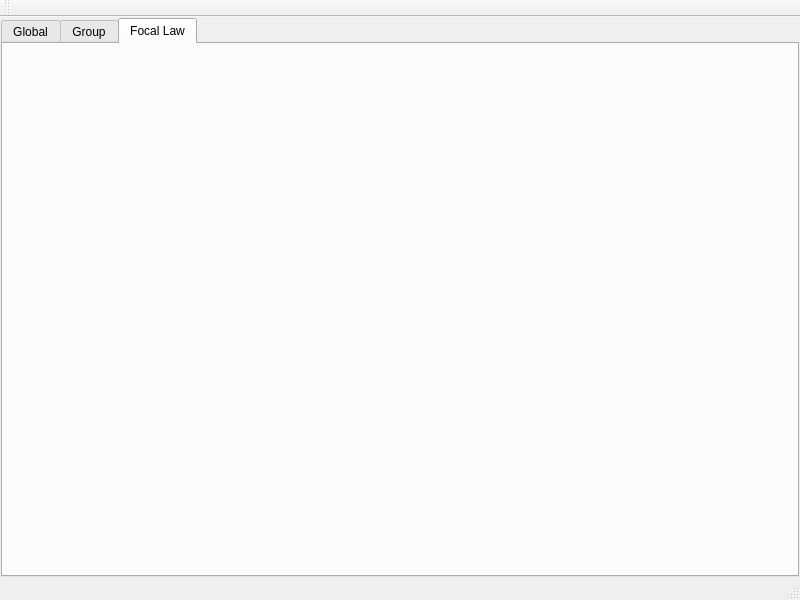
The window that fpga/test_fpga/mainwindow.ui (15903016222/Voice) describes before a commit, drawn with Qt 5.
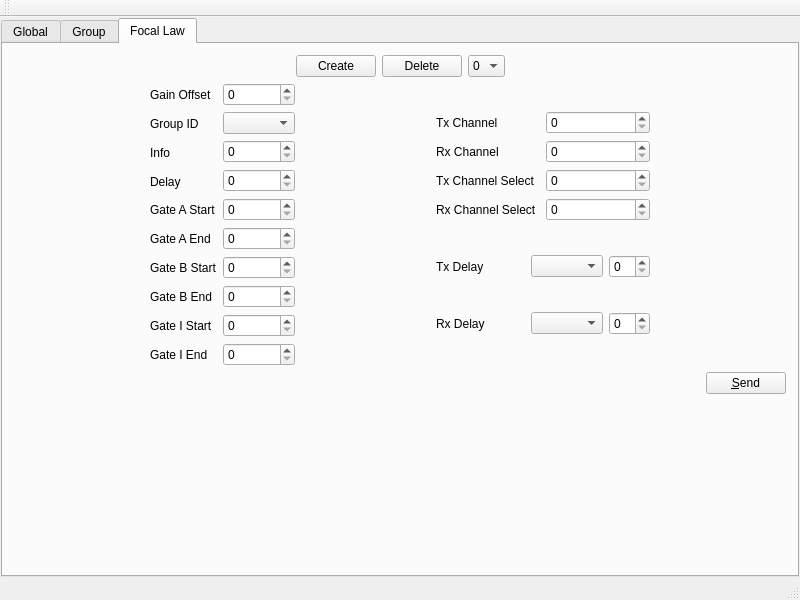
The same window after the commit. The open tabs and pages were chosen to show the change.

Commit message: Added: Fpga Beam Testing

What changed in the file:
```diff
--- a/fpga/test_fpga/mainwindow.ui
+++ b/fpga/test_fpga/mainwindow.ui
@@ -1916,6 +1916,369 @@
        <attribute name="title">
         <string>Focal Law</string>
        </attribute>
+       <layout class="QVBoxLayout" name="verticalLayout_28">
+        <item>
+         <layout class="QHBoxLayout" name="horizontalLayout_19">
+          <item>
+           <spacer name="horizontalSpacer_11">
+            <property name="orientation">
+             <enum>Qt::Horizontal</enum>
+            </property>
+            <property name="sizeHint" stdset="0">
+             <size>
+              <width>40</width>
+              <height>20</height>
+             </size>
+            </property>
+           </spacer>
+          </item>
+          <item>
+           <widget class="QPushButton" name="pushButtonBeamCreate">
+            <property name="text">
+             <string>Create</string>
+            </property>
+           </widget>
+          </item>
+          <item>
+           <widget class="QPushButton" name="pushButtonBeamDelete">
+            <property name="text">
+             <string>Delete</string>
+            </property>
+           </widget>
+          </item>
+          <item>
+           <widget class="QComboBox" name="comboBoxCurrentBeam">
+            <item>
+             <property name="text">
+              <string>0</string>
+             </property>
+            </item>
+           </widget>
+          </item>
+          <item>
+           <spacer name="horizontalSpacer_12">
+            <property name="orientation">
+             <enum>Qt::Horizontal</enum>
+            </property>
+            <property name="sizeHint" stdset="0">
+             <size>
+              <width>40</width>
+              <height>20</height>
+             </size>
+            </property>
+           </spacer>
+          </item>
+         </layout>
+        </item>
+        <item>
+         <layout class="QHBoxLayout" name="horizontalLayout_22">
+          <item>
+           <spacer name="horizontalSpacer_13">
+            <property name="orientation">
+             <enum>Qt::Horizontal</enum>
+            </property>
+            <property name="sizeHint" stdset="0">
+             <size>
+              <width>40</width>
+              <height>20</height>
+             </size>
+            </property>
+           </spacer>
+          </item>
+          <item>
+           <layout class="QHBoxLayout" name="horizontalLayout_21">
+            <item>
+             <layout class="QVBoxLayout" name="verticalLayout_23">
+              <item>
+               <widget class="QLabel" name="label_57">
+                <property name="text">
+                 <string>Gain Offset</string>
+                </property>
+               </widget>
+              </item>
+              <item>
+               <widget class="QLabel" name="label_58">
+                <property name="text">
+                 <string>Group ID</string>
+                </property>
+               </widget>
+              </item>
+              <item>
+               <widget class="QLabel" name="label_59">
+                <property name="text">
+                 <string>Info</string>
+                </property>
+               </widget>
+              </item>
+              <item>
+               <widget class="QLabel" name="label_60">
+                <property name="text">
+                 <string>Delay</string>
+                </property>
+               </widget>
+              </item>
+              <item>
+               <widget class="QLabel" name="label_61">
+                <property name="text">
+                 <string>Gate A Start</string>
+                </property>
+               </widget>
+              </item>
+              <item>
+               <widget class="QLabel" name="label_62">
+                <property name="text">
+                 <string>Gate A End</string>
+                </property>
+               </widget>
+              </item>
+              <item>
+               <widget class="QLabel" name="label_63">
+                <property name="text">
+                 <string>Gate B Start</string>
+                </property>
+               </widget>
+              </item>
+              <item>
+               <widget class="QLabel" name="label_64">
+                <property name="text">
+                 <string>Gate B End</string>
+                </property>
+               </widget>
+              </item>
+              <item>
+               <widget class="QLabel" name="label_65">
+                <property name="text">
+                 <string>Gate I Start</string>
+                </property>
+               </widget>
+              </item>
+              <item>
+               <widget class="QLabel" name="label_66">
+                <property name="text">
+                 <string>Gate I End</string>
+                </property>
+               </widget>
+              </item>
+             </layout>
+            </item>
+            <item>
+             <layout class="QVBoxLayout" name="verticalLayout_24">
+              <item>
+               <widget class="QSpinBox" name="spinBoxBeamGainOffset"/>
+              </item>
+              <item>
+               <widget class="QComboBox" name="comboBoxBeamGroupID"/>
+              </item>
+              <item>
+               <widget class="QSpinBox" name="spinBoxBeamInfo"/>
+              </item>
+              <item>
+               <widget class="QSpinBox" name="spinBoxBeamDelay"/>
+              </item>
+              <item>
+               <widget class="QSpinBox" name="spinBoxBeamGateASTart"/>
+              </item>
+              <item>
+               <widget class="QSpinBox" name="spinBoxBeamGateAEnd"/>
+              </item>
+              <item>
+               <widget class="QSpinBox" name="spinBoxBeamGateBStart"/>
+              </item>
+              <item>
+               <widget class="QSpinBox" name="spinBoxBeamGateBEnd"/>
+              </item>
+              <item>
+               <widget class="QSpinBox" name="spinBoxBeamGateIStart"/>
+              </item>
+              <item>
+               <widget class="QSpinBox" name="spinBoxBeamGateIEnd"/>
+              </item>
+             </layout>
+            </item>
+           </layout>
+          </item>
+          <item>
+           <spacer name="horizontalSpacer_15">
+            <property name="orientation">
+             <enum>Qt::Horizontal</enum>
+            </property>
+            <property name="sizeHint" stdset="0">
+             <size>
+              <width>40</width>
+              <height>20</height>
+             </size>
+            </property>
+           </spacer>
+          </item>
+          <item>
+           <layout class="QVBoxLayout" name="verticalLayout_27">
+            <item>
+             <layout class="QHBoxLayout" name="horizontalLayout_20">
+              <item>
+               <layout class="QVBoxLayout" name="verticalLayout_25">
+                <item>
+                 <widget class="QLabel" name="label_67">
+                  <property name="text">
+                   <string>Tx Channel</string>
+                  </property>
+                 </widget>
+                </item>
+                <item>
+                 <widget class="QLabel" name="label_68">
+                  <property name="text">
+                   <string>Rx Channel</string>
+                  </property>
+                 </widget>
+                </item>
+                <item>
+                 <widget class="QLabel" name="label_69">
+                  <property name="text">
+                   <string>Tx Channel Select</string>
+                  </property>
+                 </widget>
+                </item>
+                <item>
+                 <widget class="QLabel" name="label_70">
+                  <property name="text">
+                   <string>Rx Channel Select</string>
+                  </property>
+                 </widget>
+                </item>
+               </layout>
+              </item>
+              <item>
+               <layout class="QVBoxLayout" name="verticalLayout_26">
+                <item>
+                 <widget class="QSpinBox" name="spinBoxBeamTxChannel"/>
+                </item>
+                <item>
+                 <widget class="QSpinBox" name="spinBoxBeamRxChannel"/>
+                </item>
+                <item>
+                 <widget class="QSpinBox" name="spinBoxBeamTxChannelSelect"/>
+                </item>
+                <item>
+                 <widget class="QSpinBox" name="spinBoxBeamRxChannelSelect"/>
+                </item>
+               </layout>
+              </item>
+             </layout>
+            </item>
+            <item>
+             <layout class="QHBoxLayout" name="horizontalLayout_17">
+              <item>
+               <widget class="QLabel" name="label_71">
+                <property name="text">
+                 <string>Tx Delay</string>
+                </property>
+               </widget>
+              </item>
+              <item>
+               <spacer name="horizontalSpacer_16">
+                <property name="orientation">
+                 <enum>Qt::Horizontal</enum>
+                </property>
+                <property name="sizeHint" stdset="0">
+                 <size>
+                  <width>40</width>
+                  <height>20</height>
+                 </size>
+                </property>
+               </spacer>
+              </item>
+              <item>
+               <widget class="QComboBox" name="comboBoxBeamTxDelay"/>
+              </item>
+              <item>
+               <widget class="QSpinBox" name="spinBoxBeamTxDelay"/>
+              </item>
+             </layout>
+            </item>
+            <item>
+             <layout class="QHBoxLayout" name="horizontalLayout_18">
+              <item>
+               <widget class="QLabel" name="label_72">
+                <property name="text">
+                 <string>Rx Delay</string>
+                </property>
+               </widget>
+              </item>
+              <item>
+               <spacer name="horizontalSpacer_17">
+                <property name="orientation">
+                 <enum>Qt::Horizontal</enum>
+                </property>
+                <property name="sizeHint" stdset="0">
+                 <size>
+                  <width>40</width>
+                  <height>20</height>
+                 </size>
+                </property>
+               </spacer>
+              </item>
+              <item>
+               <widget class="QComboBox" name="comboBoxBeamRxDelay"/>
+              </item>
+              <item>
+               <widget class="QSpinBox" name="spinBoxBeamRxDelay"/>
+              </item>
+             </layout>
+            </item>
+           </layout>
+          </item>
+          <item>
+           <spacer name="horizontalSpacer_14">
+            <property name="orientation">
+             <enum>Qt::Horizontal</enum>
+            </property>
+            <property name="sizeHint" stdset="0">
+             <size>
+              <width>40</width>
+              <height>20</height>
+             </size>
+            </property>
+           </spacer>
+          </item>
+         </layout>
+        </item>
+        <item>
+         <layout class="QHBoxLayout" name="horizontalLayout_23">
+          <item>
+           <spacer name="horizontalSpacer_18">
+            <property name="orientation">
+             <enum>Qt::Horizontal</enum>
+            </property>
+            <property name="sizeHint" stdset="0">
+             <size>
+              <width>40</width>
+              <height>20</height>
+             </size>
+            </property>
+           </spacer>
+          </item>
+          <item>
+           <widget class="QPushButton" name="pushButton">
+            <property name="text">
+             <string>&amp;Send</string>
+            </property>
+           </widget>
+          </item>
+         </layout>
+        </item>
+        <item>
+         <spacer name="verticalSpacer_5">
+          <property name="orientation">
+           <enum>Qt::Vertical</enum>
+          </property>
+          <property name="sizeHint" stdset="0">
+           <size>
+            <width>20</width>
+            <height>40</height>
+           </size>
+          </property>
+         </spacer>
+        </item>
+       </layout>
       </widget>
      </widget>
     </item>
```
Left out of the diff: 542 changed lines with no effect on the pictures. The commit also changes 2 other files.
